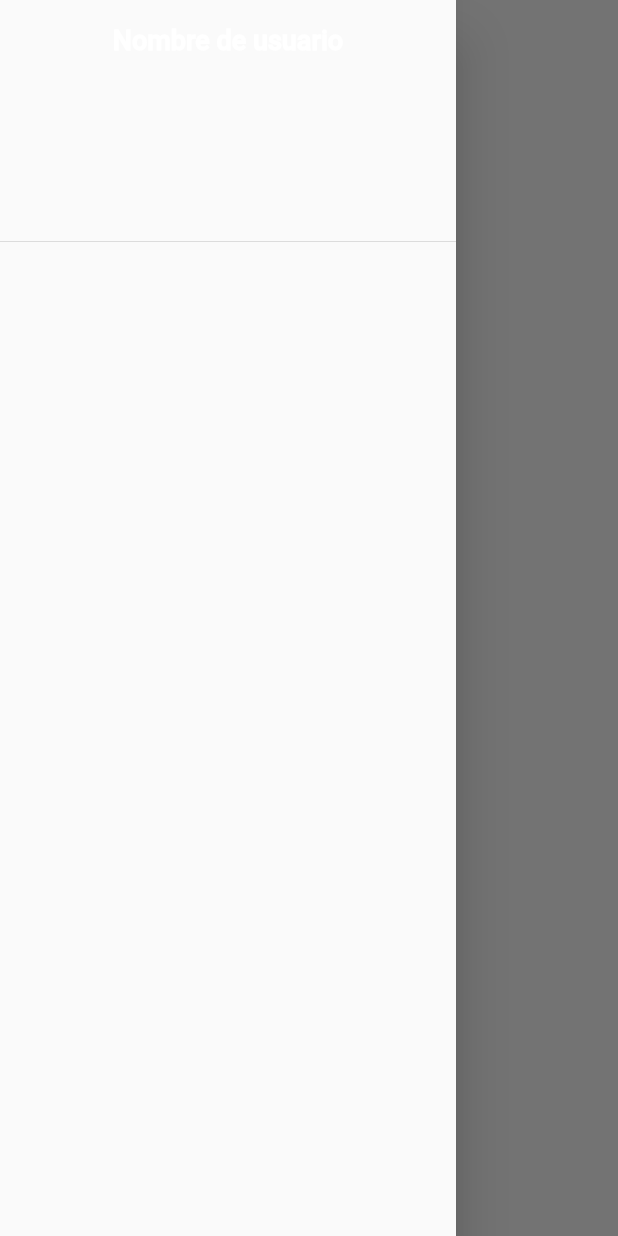
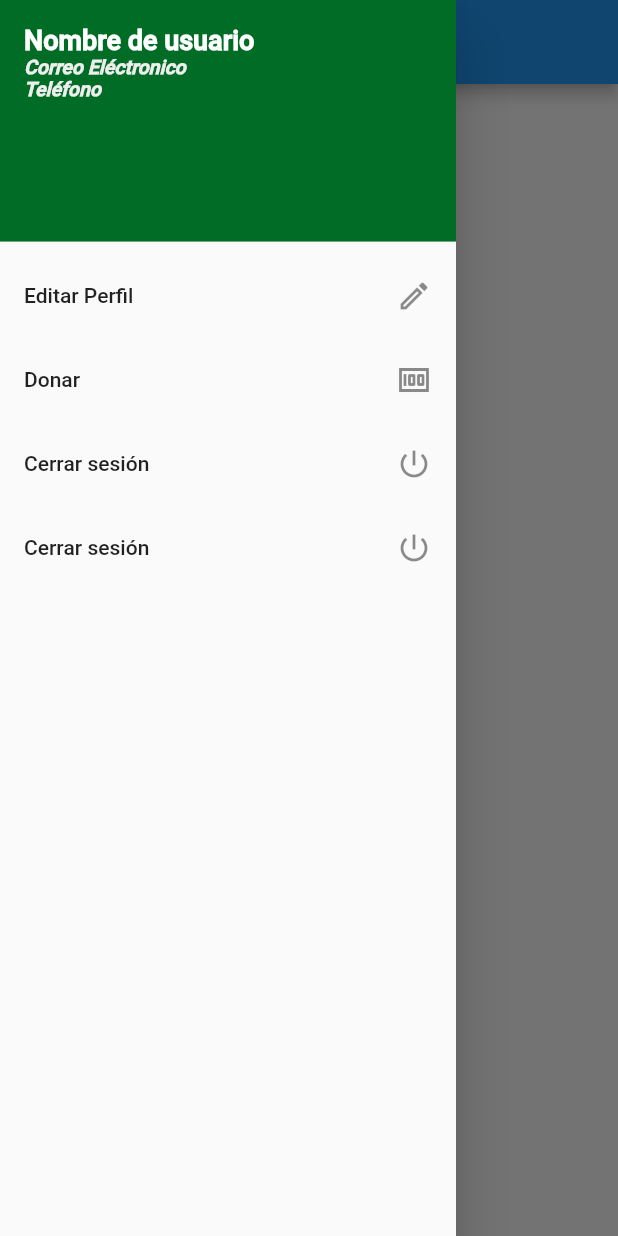
Before and after one commit to EmmanuelChacon-ve/Jabes-flutter, a Flutter app: the ClientProductsListPage screen opened by its route, with the side drawer open, on a phone screen of 412 x 824 dp. Run offline on Flutter 3.47's test engine with Material 2 defaults, Android fonts, the phone set to English and light mode, and no system bars; our stand-ins replace lottie, shared_preferences; accounts and stored records are empty; Roboto replaces fonts that are missing (Nimbusans).

Commit message:
cambios front/flutter en client_products_list_page

```diff
--- a/lib/src/pages/client/products/list/client_products_list_controller.dart
+++ b/lib/src/pages/client/products/list/client_products_list_controller.dart
@@ -4,11 +4,17 @@ import '../../../../utils/shared_pref.dart';
 class ClientProductsListController {
   late BuildContext context;
   SharedPref _sharedPref = SharedPref();
+  GlobalKey<ScaffoldState> key = new GlobalKey<ScaffoldState>();
+
   void init(BuildContext context) {
     this.context = context;
   }
 
-  logout() {
+  void logout() {
     _sharedPref.logout(context);
   }
+
+  void openDrawer() {
+    key.currentState?.openDrawer();
+  }
 }
--- a/lib/src/pages/client/products/list/client_products_list_page.dart
+++ b/lib/src/pages/client/products/list/client_products_list_page.dart
@@ -1,6 +1,7 @@
 import 'package:flutter/material.dart';
 import 'package:flutter/scheduler.dart';
 import 'package:jabes/src/pages/client/products/list/client_products_list_controller.dart';
+import 'package:jabes/src/utils/my_colors.dart';
 
 class ClientProductsListPage extends StatefulWidget {
   const ClientProductsListPage({super.key});
@@ -25,6 +26,10 @@ class _ClientProductsListPageState extends State<ClientProductsListPage> {
   @override
   Widget build(BuildContext context) {
     return Scaffold(
+      key: _con.key,
+      appBar: AppBar(
+        leading: _menuDrawer(),
+      ),
       drawer: _drawer(), //llamanndo al Widget _drawer() para poder ser mostrado
       body: Center(
         child: ElevatedButton(
@@ -35,27 +40,79 @@ class _ClientProductsListPageState extends State<ClientProductsListPage> {
 
   Widget _menuDrawer() {
     return GestureDetector(
-      onTap: () {}, //QUEDE AQUI... NO TOCAR   BY: YURI
+      onTap: _con.openDrawer,
+      child: Container(
+        margin: EdgeInsets.only(left: 20),
+        alignment: Alignment.centerLeft,
+        child: Image.asset('asset/img/menu.png', width: 20, height: 20),
+      ),
     );
   }
 
   Widget _drawer() {
     return Drawer(
       child: ListView(
+        padding: EdgeInsets.zero,
         children: [
           DrawerHeader(
+              decoration: BoxDecoration(color: MyColors.primaryColor),
               child: Column(
+                crossAxisAlignment: CrossAxisAlignment.start,
                 children: [
-              Text(
+                  const Text(
                     'Nombre de usuario',
                     style: TextStyle(
                         fontSize: 18,
                         color: Colors.white,
                         fontWeight: FontWeight.bold),
                     maxLines: 1,
+                  ),
+                  Text(
+                    'Correo Eléctronico',
+                    style: TextStyle(
+                        fontSize: 13,
+                        color: Colors.grey[200],
+                        fontWeight: FontWeight.bold,
+                        fontStyle: FontStyle.italic),
+                    maxLines: 1,
+                  ),
+                  Text(
+                    'Teléfono',
+                    style: TextStyle(
+                        fontSize: 13,
+                        color: Colors.grey[200],
+                        fontWeight: FontWeight.bold,
+                        fontStyle: FontStyle.italic),
+                    maxLines: 1,
+                  ),
+                  Container(
+                    height: 60,
+                    margin: const EdgeInsets.only(top: 10),
+                    child: const FadeInImage(
+                      image: AssetImage('asset/img/no-image.png'),
+                      fit: BoxFit.contain,
+                      fadeInDuration: Duration(milliseconds: 50),
+                      placeholder: AssetImage('asset/img/no-image.png'),
+                    ),
                   )
                 ],
-          ))
+              )),
+          ListTile(
+            title: Text('Editar Perfil'),
+            trailing: Icon(Icons.edit_outlined),
+          ),
+          ListTile(
+            title: Text('Donar'),
+            trailing: Icon(Icons.money),
+          ),
+          ListTile(
+            title: Text('Cerrar sesión'),
+            trailing: Icon(Icons.power_settings_new),
+          ),
+          ListTile(
+            title: Text('Cerrar sesión'),
+            trailing: Icon(Icons.power_settings_new),
+          ),
         ],
       ),
     );
```
Also changed, not shown: asset/img/no-image.png (added). Lines whose indentation alone changed are shown as unchanged.
